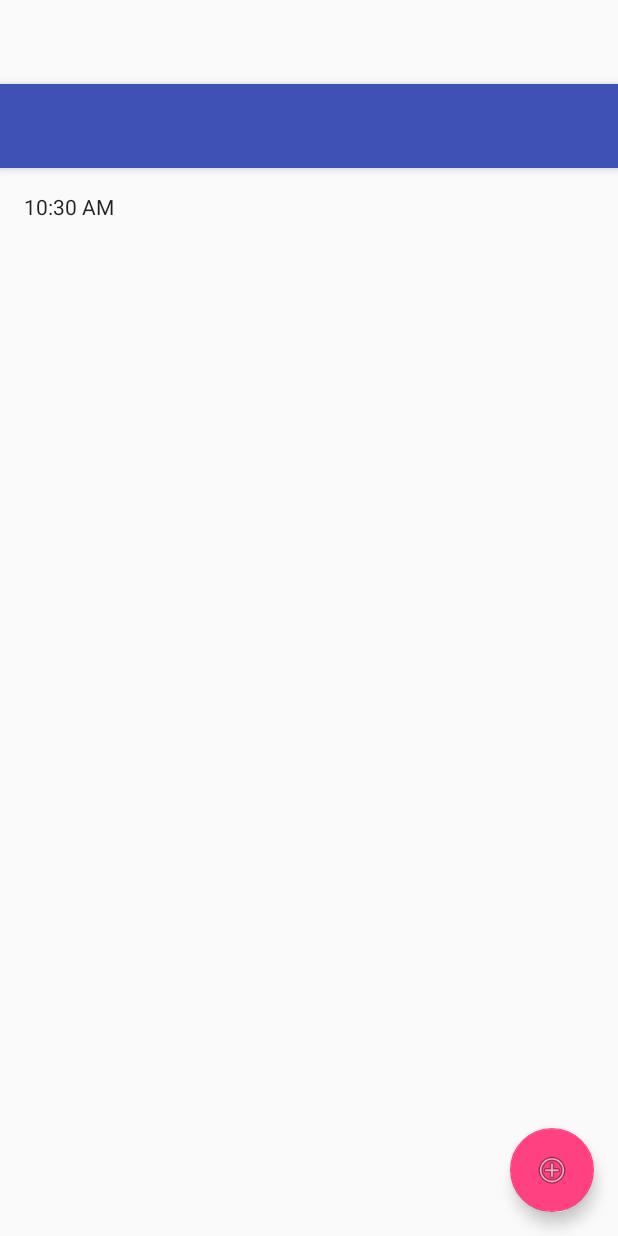
After one commit to Partoonight/Circle, an Android app: the layout activity_events.xml on its own in the app's theme, with its tools: preview values and no code run, on a phone screen of 412 x 824 dp. The commit adds this screen. Run offline under Robolectric (Android 15) with nearby library versions, the phone set to English and light mode, and no system bars.

Commit message:
something
idk what to call this

```diff
--- a/app/src/main/AndroidManifest.xml
+++ b/app/src/main/AndroidManifest.xml
@@ -50,7 +50,11 @@
         <meta-data
             android:name="com.google.android.geo.API_KEY"
             android:value="@string/google_maps_key" />
-
+        <activity
+            android:name=".Events"
+            android:label="@string/title_activity_events"
+            android:theme="@style/AppTheme.NoActionBar" >
+        </activity>
         <activity
             android:name=".MapsActivity"
             android:label="@string/title_activity_maps"/>
--- a/app/src/main/res/drawable/side_nav_bar.xml
+++ b/app/src/main/res/drawable/side_nav_bar.xml
@@ -2,8 +2,8 @@
     android:shape="rectangle">
     <gradient
         android:angle="135"
-        android:centerColor="#4CAF50"
-        android:endColor="#2E7D32"
-        android:startColor="#81C784"
+        android:centerColor="#1A237E"
+        android:endColor="#283593"
+        android:startColor="#283593"
         android:type="linear" />
 </shape>
--- /dev/null
+++ b/app/src/main/res/layout/activity_events.xml
@@ -0,0 +1,25 @@
+<?xml version="1.0" encoding="utf-8"?>
+<android.support.design.widget.CoordinatorLayout
+    xmlns:android="http://schemas.android.com/apk/res/android"
+    xmlns:app="http://schemas.android.com/apk/res-auto"
+    xmlns:tools="http://schemas.android.com/tools" android:layout_width="match_parent"
+    android:layout_height="match_parent" android:fitsSystemWindows="true"
+    tools:context="com.example.neozhang.circle.Events">
+
+    <android.support.design.widget.AppBarLayout android:layout_height="wrap_content"
+        android:layout_width="match_parent" android:theme="@style/AppTheme.AppBarOverlay">
+
+        <android.support.v7.widget.Toolbar android:id="@+id/toolbar"
+            android:layout_width="match_parent" android:layout_height="?attr/actionBarSize"
+            android:background="?attr/colorPrimary" app:popupTheme="@style/AppTheme.PopupOverlay" />
+
+    </android.support.design.widget.AppBarLayout>
+
+    <include layout="@layout/content_events" />
+
+    <android.support.design.widget.FloatingActionButton android:id="@+id/fab"
+        android:layout_width="wrap_content" android:layout_height="wrap_content"
+        android:layout_gravity="bottom|end" android:layout_margin="@dimen/fab_margin"
+        android:src="@android:drawable/ic_menu_add" />
+
+</android.support.design.widget.CoordinatorLayout>
--- a/app/src/main/res/layout/activity_login.xml
+++ b/app/src/main/res/layout/activity_login.xml
@@ -27,4 +27,5 @@
         android:layout_alignParentBottom="true"
         android:layout_alignEnd="@+id/login_button" />
 
+
 </RelativeLayout>
--- /dev/null
+++ b/app/src/main/res/layout/content_events.xml
@@ -0,0 +1,33 @@
+<?xml version="1.0" encoding="utf-8"?>
+<LinearLayout xmlns:android="http://schemas.android.com/apk/res/android"
+    xmlns:tools="http://schemas.android.com/tools"
+    xmlns:app="http://schemas.android.com/apk/res-auto" android:layout_width="match_parent"
+    android:layout_height="match_parent" android:paddingLeft="@dimen/activity_horizontal_margin"
+    android:paddingRight="@dimen/activity_horizontal_margin"
+    android:paddingTop="@dimen/activity_vertical_margin"
+    android:paddingBottom="@dimen/activity_vertical_margin"
+    app:layout_behavior="@string/appbar_scrolling_view_behavior"
+    tools:showIn="@layout/activity_events" tools:context="com.example.neozhang.circle.Events"
+    android:orientation="vertical">
+
+    <TextClock
+        android:layout_width="wrap_content"
+        android:layout_height="wrap_content"
+        android:id="@+id/textClock" />
+
+    <ScrollView
+        android:layout_width="fill_parent"
+        android:layout_height="wrap_content"
+        android:id="@+id/scrollView" >
+
+        <TableLayout
+            android:id="@+id/tableForEvents"
+            android:layout_width="match_parent"
+            android:layout_height="wrap_content"
+            android:layout_gravity="center_horizontal">
+
+
+        </TableLayout>
+    </ScrollView>
+
+</LinearLayout>
--- a/app/src/main/res/values/strings.xml
+++ b/app/src/main/res/values/strings.xml
@@ -8,4 +8,5 @@
     <string name="title_activity_login">LoginActivity</string>
     <string name="app_id">1011147395575170</string>
     <string name="title_activity_maps">Map</string>>
+    <string name="title_activity_events">events</string>>
 </resources>
```
Also changed, not shown: app/src/main/java/com/example/neozhang/circle/EventDB.java (added, +256 -0 lines), app/src/main/java/com/example/neozhang/circle/Events.java (added, +69 -0 lines), app/src/main/java/com/example/neozhang/circle/IuserRepository.java (added, +21 -0 lines), app/src/main/java/com/example/neozhang/circle/LoginActivity.java (+8 -1 lines), app/src/main/java/com/example/neozhang/circle/MapsActivity.java (+20 -0 lines), app/src/main/java/com/example/neozhang/circle/user.java (added, +54 -0 lines), app/src/main/java/com/example/neozhang/circle/userRepository.java (added, +25 -0 lines), app/src/main/res/layout/nav_header_main.xml (+17 -3 lines).
